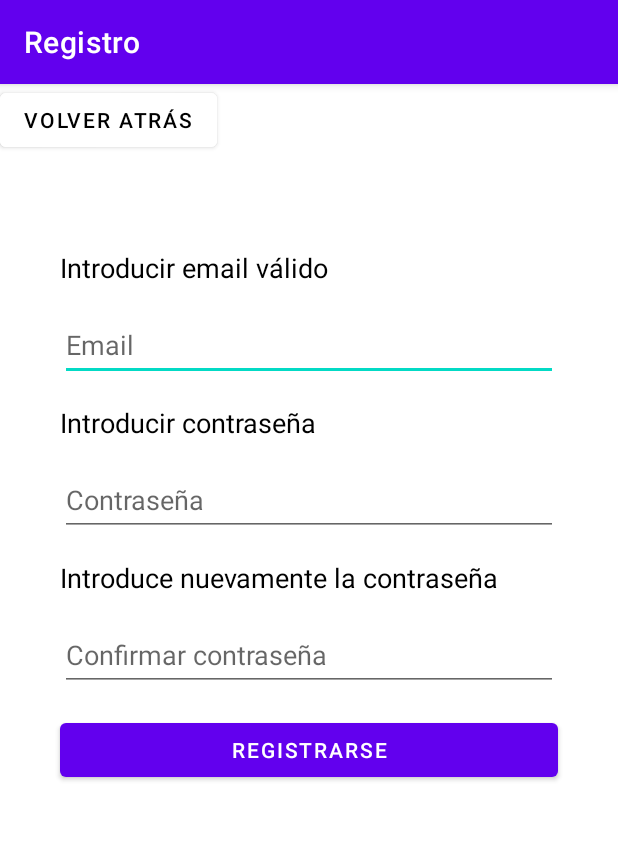
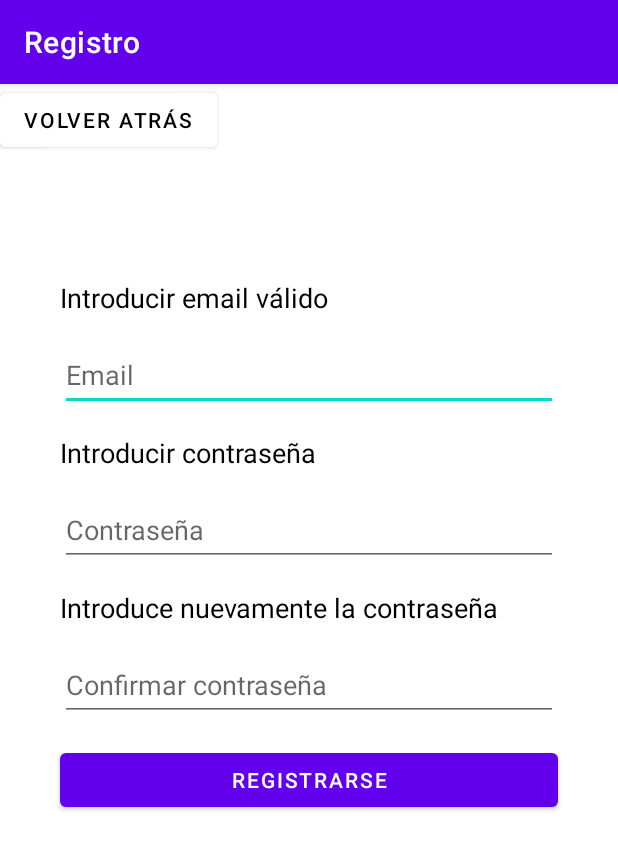
Before and after one commit to nicocth/Reflejos, an Android app: the FormSignInActivity screen opened directly, with no data from a screen before it, on a phone screen of 412 x 824 dp. Shown: the top 850 px of the screen. Run offline under Robolectric (Android 15) with nearby library versions, the phone set to English and light mode, and no system bars; our stand-ins replace Firebase (no records; nobody signed in at launch, a user with empty details on screens opened directly).

Commit message:
Errores en formulario corregidos

```diff
--- a/app/src/main/res/layout/activity_form_sign_in.xml
+++ b/app/src/main/res/layout/activity_form_sign_in.xml
@@ -11,7 +11,7 @@
         android:layout_width="wrap_content"
         android:layout_height="wrap_content"
         android:text="@string/form_sign_in_email_label"
-        android:layout_marginTop="110dp"
+        android:layout_marginTop="130dp"
         android:layout_marginStart="40dp"
         android:textSize="18sp"
         android:textColor="@color/black"
@@ -106,7 +106,7 @@
         android:layout_width="320dp"
         android:layout_height="wrap_content"
         android:textSize="18sp"
-        android:layout_marginTop="60sp"
+        android:layout_marginTop="60dp"
         android:textColor="@color/red"
         app:layout_constraintEnd_toEndOf="parent"
         app:layout_constraintStart_toStartOf="parent"
```
